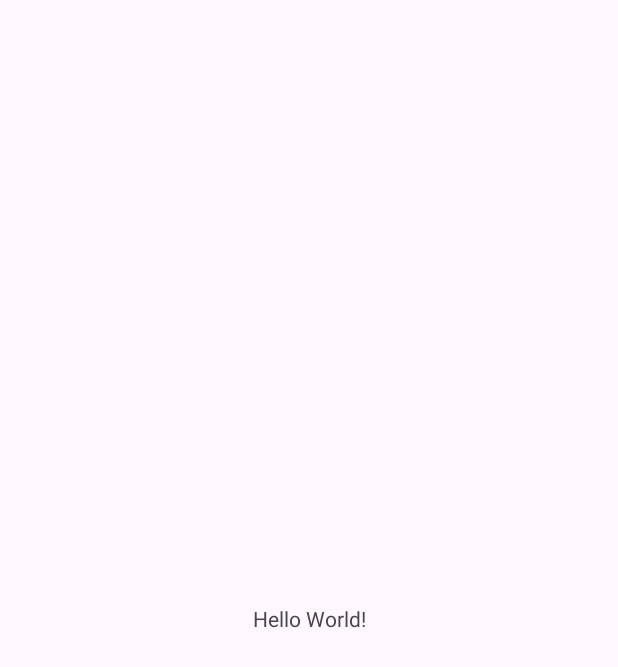
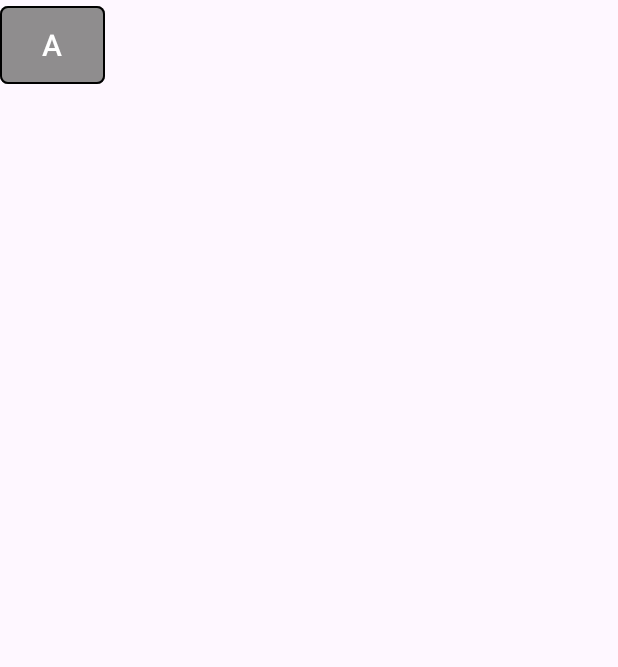
Before and after one commit to MatthewHilliard/MBT-HangmanGame, an Android app: the screen it shows after launch (MainActivity), on a phone screen of 412 x 824 dp. Before the commit the part shown is almost empty. Shown: the top 667 px of the screen. Run offline under Robolectric (Android 15) with nearby library versions, the phone set to English and light mode, and no system bars.

Commit message:
Made a button using material 3

```diff
--- a/app/build.gradle.kts
+++ b/app/build.gradle.kts
@@ -40,6 +40,7 @@ dependencies {
     implementation("androidx.core:core-ktx:1.12.0")
     implementation("androidx.appcompat:appcompat:1.6.1")
     implementation("com.google.android.material:material:1.11.0")
+    implementation ("com.google.android.flexbox:flexbox:3.0.0")
     implementation("androidx.constraintlayout:constraintlayout:2.1.4")
     testImplementation("junit:junit:4.13.2")
     androidTestImplementation("androidx.test.ext:junit:1.1.5")
--- a/app/src/main/res/layout/activity_main.xml
+++ b/app/src/main/res/layout/activity_main.xml
@@ -6,13 +6,16 @@
     android:layout_height="match_parent"
     tools:context=".MainActivity">
 
-    <TextView
-        android:layout_width="wrap_content"
-        android:layout_height="wrap_content"
-        android:text="Hello World!"
-        app:layout_constraintBottom_toBottomOf="parent"
-        app:layout_constraintEnd_toEndOf="parent"
-        app:layout_constraintStart_toStartOf="parent"
-        app:layout_constraintTop_toTopOf="parent" />
+    <com.google.android.material.button.MaterialButton
+        android:layout_width="70dp"
+        android:layout_height="60dp"
+        android:backgroundTint="#8f8d8e"
+        android:text="A"
+        android:textSize="20dp"
+        app:cornerRadius="5dp"
+        app:strokeColor="#000000"
+        app:strokeWidth="1dp"
+        tools:layout_editor_absoluteX="12dp"
+        tools:layout_editor_absoluteY="414dp" />
 
 </androidx.constraintlayout.widget.ConstraintLayout>
```
